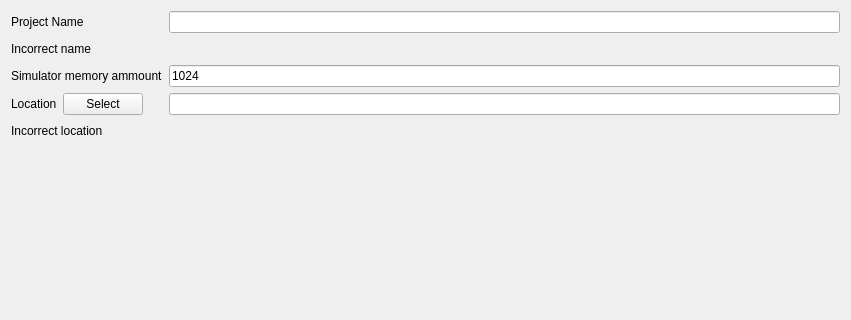
Above: src/dialogs/createprojectwindow.ui from N1vn0vem8er/8080ide before the change; both pictures show x 0 to 851 and y 0 to 320 of the 851 by 528 pixel window. Below: the same form after it.
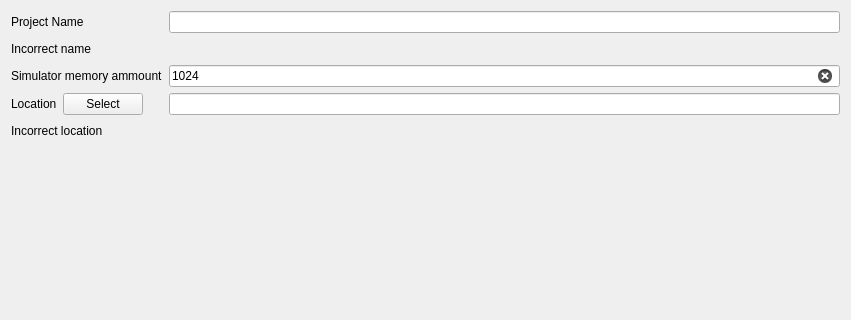
That is the form after the change.

Commit message: Enabled clear buttons on line edits

Patch:
```diff
--- a/src/dialogs/createprojectwindow.ui
+++ b/src/dialogs/createprojectwindow.ui
@@ -63,6 +63,9 @@
          <property name="text">
           <string>1024</string>
          </property>
+         <property name="clearButtonEnabled">
+          <bool>true</bool>
+         </property>
         </widget>
        </item>
        <item row="5" column="0">
```
Left out of the diff: 22 changed lines with no effect on the pictures. The commit also changes 3 other files.
